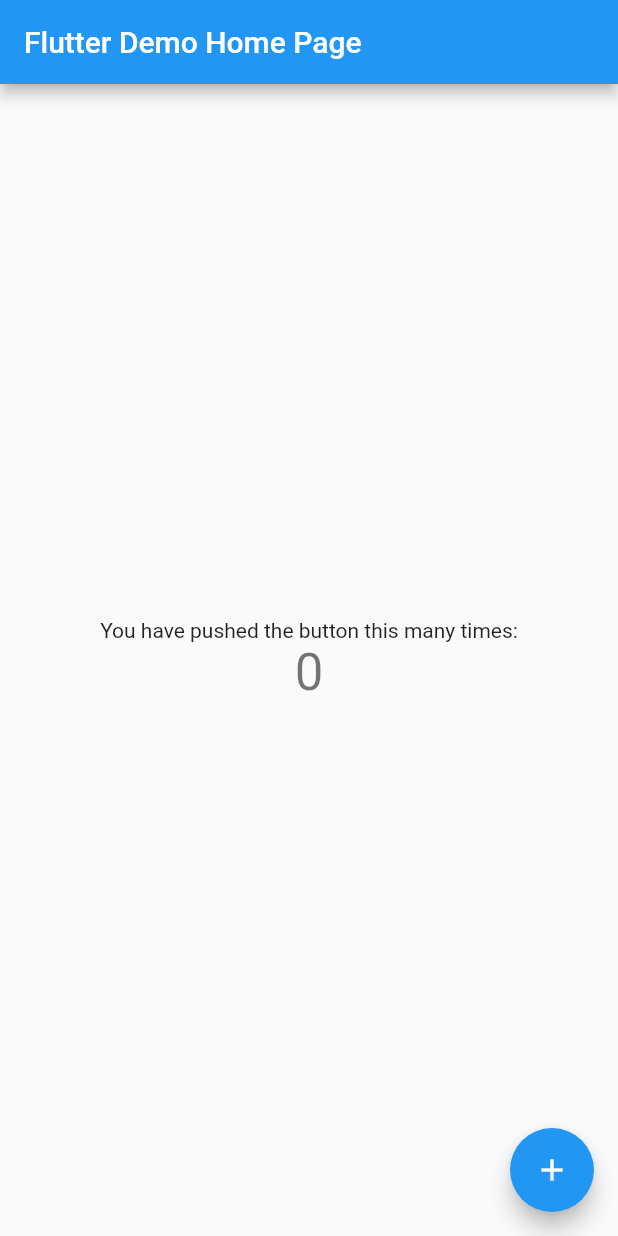
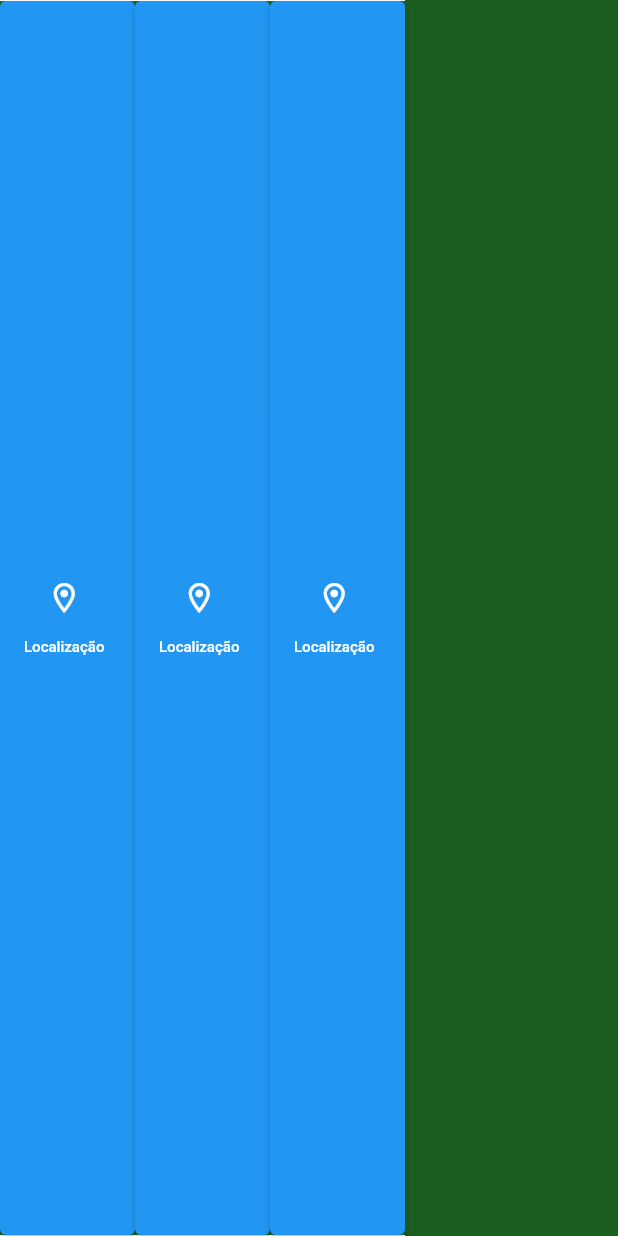
Before and after one commit to DiegoDimatteu/geossocial_parque, a Flutter app: the screen it shows after launch, on a phone screen of 412 x 824 dp. Run offline on Flutter 3.47's test engine with Material 2 defaults, Android fonts, the phone set to English and light mode, and no system bars; our stand-ins replace supercharged.

Commit message:
primeira parte da home_page

```diff
--- a/lib/main.dart
+++ b/lib/main.dart
@@ -1,4 +1,6 @@
 import 'package:flutter/material.dart';
+import 'package:geossocial_parque/screens/home/home.dart';
+import 'package:geossocial_parque/shared/utils/routes.dart';
 
 void main() {
   runApp(const MyApp());
@@ -11,105 +13,10 @@
   @override
   Widget build(BuildContext context) {
     return MaterialApp(
-      title: 'Flutter Demo',
-      theme: ThemeData(
-        // This is the theme of your application.
-        //
-        // Try running your application with "flutter run". You'll see the
-        // application has a blue toolbar. Then, without quitting the app, try
-        // changing the primarySwatch below to Colors.green and then invoke
-        // "hot reload" (press "r" in the console where you ran "flutter run",
-        // or simply save your changes to "hot reload" in a Flutter IDE).
-        // Notice that the counter didn't reset back to zero; the application
-        // is not restarted.
-        primarySwatch: Colors.blue,
-      ),
-      home: const MyHomePage(title: 'Flutter Demo Home Page'),
+      debugShowCheckedModeBanner: false,
+      routes: {
+        AppRoutes.home: (_) => const Home(),
+      },
     );
   }
 }
-
-class MyHomePage extends StatefulWidget {
-  const MyHomePage({Key? key, required this.title}) : super(key: key);
-
-  // This widget is the home page of your application. It is stateful, meaning
-  // that it has a State object (defined below) that contains fields that affect
-  // how it looks.
-
-  // This class is the configuration for the state. It holds the values (in this
-  // case the title) provided by the parent (in this case the App widget) and
-  // used by the build method of the State. Fields in a Widget subclass are
-  // always marked "final".
-
-  final String title;
-
-  @override
-  State<MyHomePage> createState() => _MyHomePageState();
-}
-
-class _MyHomePageState extends State<MyHomePage> {
-  int _counter = 0;
-
-  void _incrementCounter() {
-    setState(() {
-      // This call to setState tells the Flutter framework that something has
-      // changed in this State, which causes it to rerun the build method below
-      // so that the display can reflect the updated values. If we changed
-      // _counter without calling setState(), then the build method would not be
-      // called again, and so nothing would appear to happen.
-      _counter++;
-    });
-  }
-
-  @override
-  Widget build(BuildContext context) {
-    // This method is rerun every time setState is called, for instance as done
-    // by the _incrementCounter method above.
-    //
-    // The Flutter framework has been optimized to make rerunning build methods
-    // fast, so that you can just rebuild anything that needs updating rather
-    // than having to individually change instances of widgets.
-    return Scaffold(
-      appBar: AppBar(
-        // Here we take the value from the MyHomePage object that was created by
-        // the App.build method, and use it to set our appbar title.
-        title: Text(widget.title),
-      ),
-      body: Center(
-        // Center is a layout widget. It takes a single child and positions it
-        // in the middle of the parent.
-        child: Column(
-          // Column is also a layout widget. It takes a list of children and
-          // arranges them vertically. By default, it sizes itself to fit its
-          // children horizontally, and tries to be as tall as its parent.
-          //
-          // Invoke "debug painting" (press "p" in the console, choose the
-          // "Toggle Debug Paint" action from the Flutter Inspector in Android
-          // Studio, or the "Toggle Debug Paint" command in Visual Studio Code)
-          // to see the wireframe for each widget.
-          //
-          // Column has various properties to control how it sizes itself and
-          // how it positions its children. Here we use mainAxisAlignment to
-          // center the children vertically; the main axis here is the vertical
-          // axis because Columns are vertical (the cross axis would be
-          // horizontal).
-          mainAxisAlignment: MainAxisAlignment.center,
-          children: <Widget>[
-            const Text(
-              'You have pushed the button this many times:',
-            ),
-            Text(
-              '$_counter',
-              style: Theme.of(context).textTheme.headline4,
-            ),
-          ],
-        ),
-      ),
-      floatingActionButton: FloatingActionButton(
-        onPressed: _incrementCounter,
-        tooltip: 'Increment',
-        child: const Icon(Icons.add),
-      ), // This trailing comma makes auto-formatting nicer for build methods.
-    );
-  }
-}
--- /dev/null
+++ b/lib/screens/home/home.dart
@@ -0,0 +1,35 @@
+import 'package:flutter/material.dart';
+import 'package:geossocial_parque/shared/widgets/iten_boton_menu.dart';
+import 'package:supercharged/supercharged.dart';
+/*import 'package:supercharged/supercharged.dart';*/
+
+class Home extends StatelessWidget {
+  const Home({Key? key}) : super(key: key);
+
+  @override
+  Widget build(BuildContext context) {
+    return Scaffold(
+      backgroundColor: Colors.green[900],
+      body: Container(
+        child: ListView(
+          physics: const BouncingScrollPhysics(),
+          scrollDirection: Axis.horizontal,
+          children: const [
+            ItenBotonMenu(
+              icon: Icons.location_on_outlined,
+              text: 'Localização',
+            ),
+            ItenBotonMenu(
+              icon: Icons.location_on_outlined,
+              text: 'Localização',
+            ),
+            ItenBotonMenu(
+              icon: Icons.location_on_outlined,
+              text: 'Localização',
+            ),
+          ],
+        ),
+      ),
+    );
+  }
+}
--- /dev/null
+++ b/lib/shared/utils/routes.dart
@@ -0,0 +1,3 @@
+class AppRoutes {
+  static const String home = '/';
+}
--- /dev/null
+++ b/lib/shared/widgets/iten_boton_menu.dart
@@ -0,0 +1,48 @@
+import 'package:flutter/material.dart';
+
+class ItenBotonMenu extends StatelessWidget {
+  final IconData icon;
+  final String text;
+
+  const ItenBotonMenu({Key? key, required this.icon, required this.text})
+      : super(key: key);
+
+  @override
+  Widget build(BuildContext context) {
+    return Container(
+      height: 35,
+      alignment: Alignment.center,
+      width: 90,
+      decoration: const BoxDecoration(
+        border: Border(
+          bottom: BorderSide(width: 0.7, color: Colors.white),
+          top: BorderSide(width: 0.7, color: Colors.white),
+        ),
+      ),
+      child: ElevatedButton(
+        child: Row(
+          mainAxisAlignment: MainAxisAlignment.spaceBetween,
+          children: [
+            Column(
+              mainAxisAlignment: MainAxisAlignment.center,
+              children: [
+                Icon(icon),
+                const SizedBox(
+                  width: 10,
+                ),
+                const SizedBox(
+                  height: 15,
+                ),
+                Text(
+                  text,
+                  style: const TextStyle(fontSize: 10),
+                ),
+              ],
+            ),
+          ],
+        ),
+        onPressed: () {},
+      ),
+    );
+  }
+}
--- a/pubspec.yaml
+++ b/pubspec.yaml
@@ -34,6 +34,7 @@
   # The following adds the Cupertino Icons font to your application.
   # Use with the CupertinoIcons class for iOS style icons.
   cupertino_icons: ^1.0.2
+  supercharged: ^2.1.1
 
 dev_dependencies:
   flutter_test:
```
Also changed, not shown: pubspec.lock.
